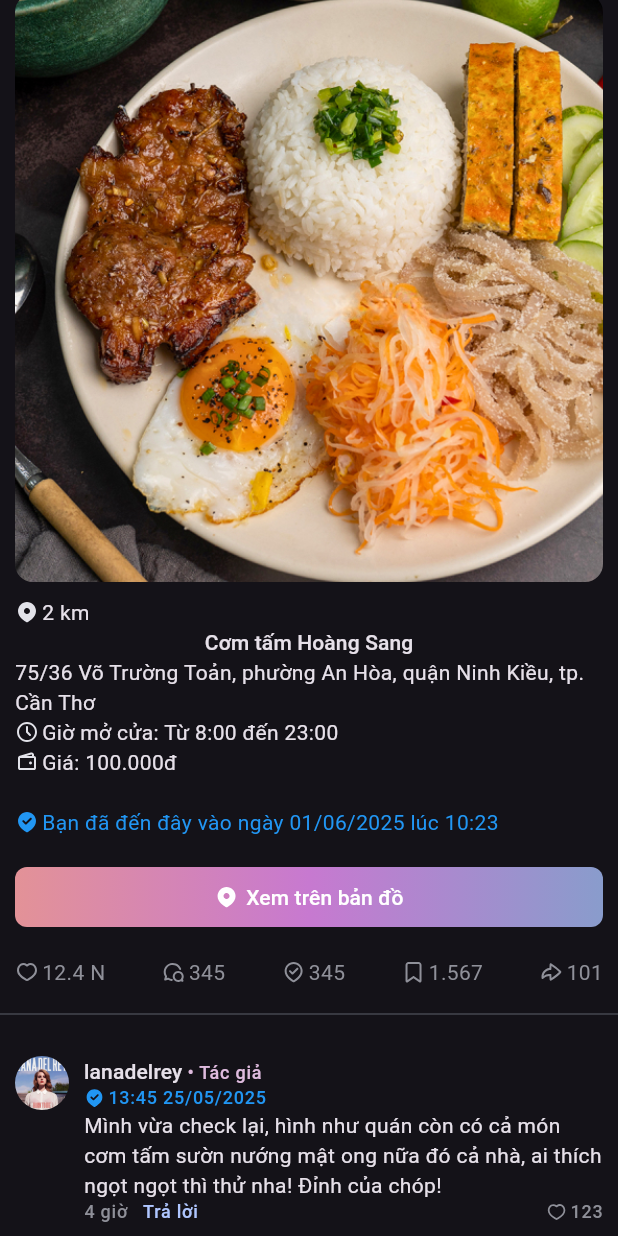
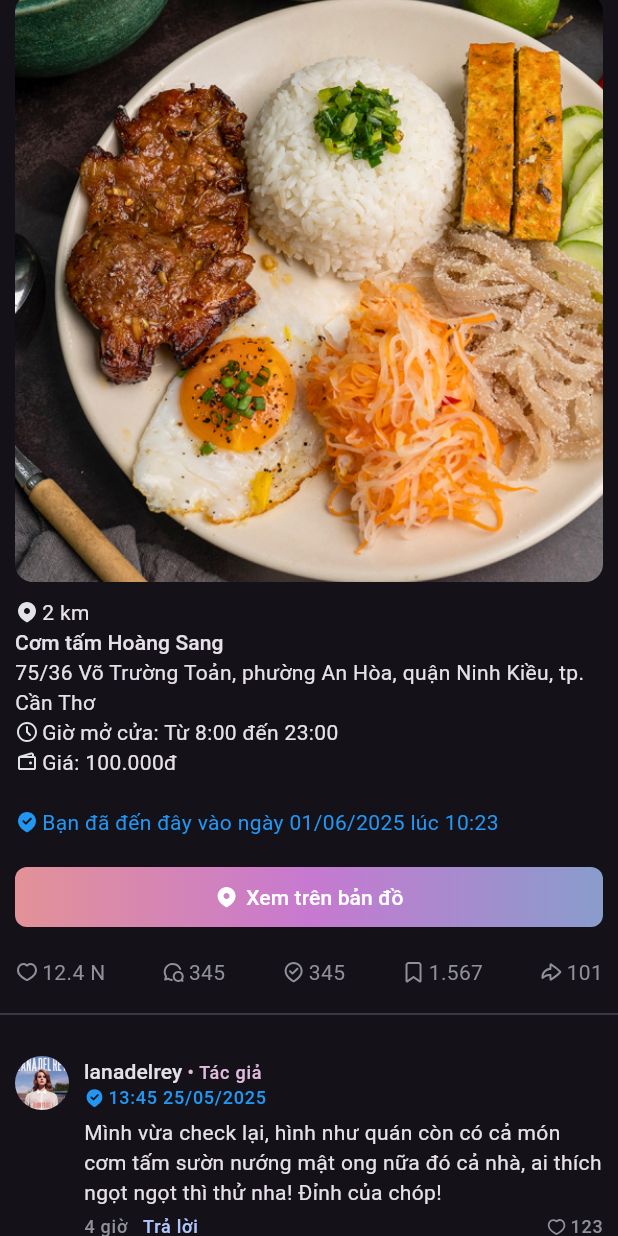
Before and after one commit to danhdelrey/dishlocal, a Flutter app: the PostDetailPage screen opened by its route, scrolled down 576 dp, on a phone screen of 412 x 824 dp. Run offline on Flutter 3.47's test engine with Material 3 defaults, Android fonts, the phone set to English and light mode, and no system bars; our stand-ins replace badges, bloc, flutter_svg, go_router; Roboto replaces fonts that are missing (SFProDisplay).

Commit message:
comment section

```diff
--- /dev/null
+++ b/lib/ui/features/comment/view/comment.dart
@@ -0,0 +1,125 @@
+import 'package:dishlocal/app/theme/app_icons.dart';
+import 'package:dishlocal/ui/widgets/cropped_image.dart';
+import 'package:dishlocal/ui/widgets/custom_icon_with_label.dart';
+import 'package:flutter/gestures.dart';
+import 'package:flutter/material.dart';
+
+class Comment extends StatelessWidget {
+  const Comment({
+    super.key,
+    this.subComment,
+    this.avatarSize = 36,
+  });
+
+  final Widget? subComment;
+  final double avatarSize;
+
+  @override
+  Widget build(BuildContext context) {
+    return Padding(
+      padding: const EdgeInsets.symmetric(
+        vertical: 10,
+      ),
+      child: Row(
+        crossAxisAlignment: CrossAxisAlignment.start,
+        children: [
+          CroppedImage(
+            borderRadius: 1000,
+            path: 'assets/images/Lana.jpg',
+            width: avatarSize,
+            height: avatarSize,
+          ),
+          const SizedBox(
+            width: 10,
+          ),
+          Expanded(
+            child: Column(
+              crossAxisAlignment: CrossAxisAlignment.start,
+              children: [
+                RichText(
+                  text: TextSpan(
+                    text: 'lanadelrey',
+                    style: Theme.of(context).textTheme.labelLarge,
+                    children: [
+                      TextSpan(
+                        text: ' • Tác giả',
+                        style:
+                            Theme.of(context).textTheme.labelMedium!.copyWith(
+                                  color: Theme.of(context).colorScheme.tertiary,
+                                ),
+                        recognizer: TapGestureRecognizer()..onTap = () {},
+                      )
+                    ],
+                  ),
+                  maxLines: 3,
+                  overflow: TextOverflow.ellipsis,
+                ),
+                CustomIconWithLabel(
+                  icon: AppIcons.locationCheckFilled.toSvg(
+                    color: Colors.blue,
+                    width: 14,
+                  ),
+                  label: '13:45 25/05/2025',
+                  labelStyle: Theme.of(context).textTheme.labelMedium!.copyWith(
+                        color: Colors.blue,
+                      ),
+                ),
+                const SizedBox(
+                  height: 5,
+                ),
+                Text(
+                  'Mình vừa check lại, hình như quán còn có cả món cơm tấm sườn nướng mật ong nữa đó cả nhà, ai thích ngọt ngọt thì thử nha! Đỉnh của chóp!',
+                  style: Theme.of(context).textTheme.bodyMedium,
+                ),
+                const SizedBox(
+                  height: 5,
+                ),
+                Row(
+                  children: [
+                    Text(
+                      '4 giờ',
+                      style: Theme.of(context).textTheme.labelMedium!.copyWith(
+                            color: Theme.of(context).colorScheme.outline,
+                          ),
+                    ),
+                    const SizedBox(
+                      width: 10,
+                    ),
+                    Text(
+                      'Trả lời',
+                      style: Theme.of(context).textTheme.labelMedium!.copyWith(
+                            color: Theme.of(context).colorScheme.primary,
+                          ),
+                    ),
+                    const Spacer(),
+                    CustomIconWithLabel(
+                      icon: AppIcons.heart1.toSvg(
+                        color: Theme.of(context).colorScheme.outline,
+                        width: 14,
+                      ),
+                      label: '123',
+                      labelStyle:
+                          Theme.of(context).textTheme.labelMedium!.copyWith(
+                                color: Theme.of(context).colorScheme.outline,
+                              ),
+                    ),
+                  ],
+                ),
+                subComment ??
+                    const SizedBox(
+                      height: 10,
+                    ),
+                Text(
+                  'Xem 120 trả lời...',
+                  style: Theme.of(context).textTheme.labelMedium!.copyWith(
+                        color: Theme.of(context).colorScheme.outline,
+                      ),
+                ),
+              ],
+            ),
+          ),
+        ],
+      ),
+    );
+  }
+}
--- /dev/null
+++ b/lib/ui/features/comment/view/comment_section.dart
@@ -0,0 +1,44 @@
+import 'package:dishlocal/ui/features/comment/view/comment.dart';
+import 'package:dishlocal/ui/features/view_post/view/post_detail_page.dart';
+import 'package:flutter/material.dart';
+
+class CommentSection extends StatelessWidget {
+  const CommentSection({
+    super.key,
+  });
+
+  @override
+  Widget build(BuildContext context) {
+    return const Padding(
+      padding: EdgeInsets.symmetric(
+        horizontal: 10,
+      ),
+      child: Column(
+        children: [
+          Comment(),
+          Comment(),
+          Comment(
+            subComment: Comment(
+              avatarSize: 24,
+            ),
+          ),
+          Comment(),
+          Comment(),
+          SizedBox(
+            height: 20,
+          ),
+          SizedBox(
+            width: 20,
+            height: 20,
+            child: CircularProgressIndicator(
+              strokeWidth: 2,
+            ),
+          ),
+          SizedBox(
+            height: 20,
+          ),
+        ],
+      ),
+    );
+  }
+}
--- a/lib/ui/features/view_post/view/post_detail_page.dart
+++ b/lib/ui/features/view_post/view/post_detail_page.dart
@@ -1,4 +1,5 @@
 import 'package:dishlocal/app/theme/app_icons.dart';
+import 'package:dishlocal/ui/features/comment/view/comment_section.dart';
 import 'package:dishlocal/ui/features/view_post/view/review_section.dart';
 import 'package:dishlocal/ui/widgets/cropped_image.dart';
 import 'package:dishlocal/ui/widgets/custom_icon_with_label.dart';
@@ -89,6 +90,7 @@ class PostDetailPage extends StatelessWidget {
               Padding(
                 padding: const EdgeInsets.symmetric(horizontal: 10),
                 child: Column(
+                  crossAxisAlignment: CrossAxisAlignment.start,
                   children: [
                     const ReviewSection(
                       category: 'Đồ ăn:',
@@ -249,9 +251,7 @@ class PostDetailPage extends StatelessWidget {
               const SizedBox(
                 height: 10,
               ),
-              const Comment(),
-              const Comment(),
-              const Comment(),
+              const CommentSection(),
             ],
           ),
         ),
@@ -259,108 +259,3 @@ class PostDetailPage extends StatelessWidget {
     );
   }
 }
-
-class Comment extends StatelessWidget {
-  const Comment({
-    super.key,
-  });
-
-  @override
-  Widget build(BuildContext context) {
-    return InkWell(
-      onTap: () {},
-      child: Padding(
-        padding: const EdgeInsets.symmetric(vertical: 10, horizontal: 10),
-        child: Row(
-          crossAxisAlignment: CrossAxisAlignment.start,
-          children: [
-            const CroppedImage(
-              borderRadius: 1000,
-              path: 'assets/images/Lana.jpg',
-              width: 36,
-              height: 36,
-            ),
-            const SizedBox(
-              width: 10,
-            ),
-            Expanded(
-              child: Column(
-                crossAxisAlignment: CrossAxisAlignment.start,
-                children: [
-                  RichText(
-                    text: TextSpan(
-                      text: 'lanadelrey',
-                      style: Theme.of(context).textTheme.labelLarge,
-                      children: [
-                        TextSpan(
-                          text: ' • Tác giả',
-                          style: Theme.of(context)
-                              .textTheme
-                              .labelMedium!
-                              .copyWith(
-                                color: Theme.of(context).colorScheme.tertiary,
-                              ),
-                          recognizer: TapGestureRecognizer()..onTap = () {},
-                        )
-                      ],
-                    ),
-                    maxLines: 3,
-                    overflow: TextOverflow.ellipsis,
-                  ),
-                  CustomIconWithLabel(
-                    icon: AppIcons.locationCheckFilled.toSvg(
-                      color: Colors.blue,
-                      width: 14,
-                    ),
-                    label: '13:45 25/05/2025',
-                    labelStyle:
-                        Theme.of(context).textTheme.labelMedium!.copyWith(
-                              color: Colors.blue,
-                            ),
-                  ),
-                  Text(
-                    'Mình vừa check lại, hình như quán còn có cả món cơm tấm sườn nướng mật ong nữa đó cả nhà, ai thích ngọt ngọt thì thử nha! Đỉnh của chóp!',
-                    style: Theme.of(context).textTheme.bodyMedium,
-                  ),
-                  Row(
-                    children: [
-                      Text(
-                        '4 giờ',
-                        style:
-                            Theme.of(context).textTheme.labelMedium!.copyWith(
-                                  color: Theme.of(context).colorScheme.outline,
-                                ),
-                      ),
-                      const SizedBox(
-                        width: 10,
-                      ),
-                      Text(
-                        'Trả lời',
-                        style:
-                            Theme.of(context).textTheme.labelMedium!.copyWith(
-                                  color: Theme.of(context).colorScheme.primary,
-                                ),
-                      ),
-                      const Spacer(),
-                      CustomIconWithLabel(
-                        icon: AppIcons.heart1.toSvg(
-                          color: Theme.of(context).colorScheme.outline,
-                          width: 14,
-                        ),
-                        label: '123',
-                        labelStyle:
-                            Theme.of(context).textTheme.labelMedium!.copyWith(
-                                  color: Theme.of(context).colorScheme.outline,
-                                ),
-                      ),
-                    ],
-                  ),
-                ],
-              ),
-            ),
-          ],
-        ),
-      ),
-    );
-  }
-}
```
